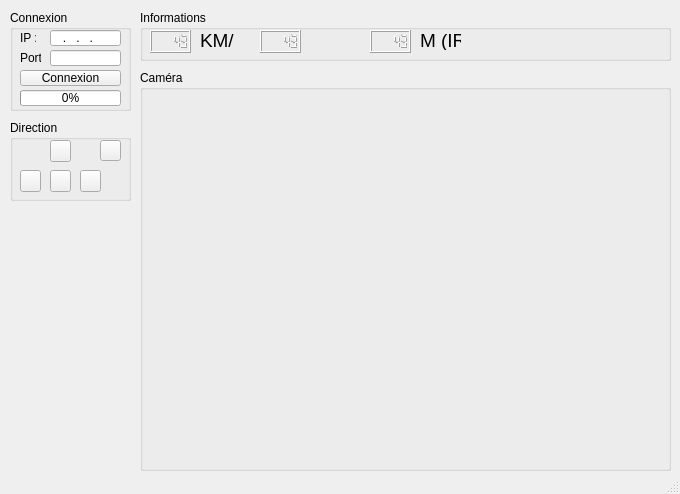
Before: the Qt Designer form wifibot/mainwindow.ui in nathhdt/wifibot, drawn with Qt 5.
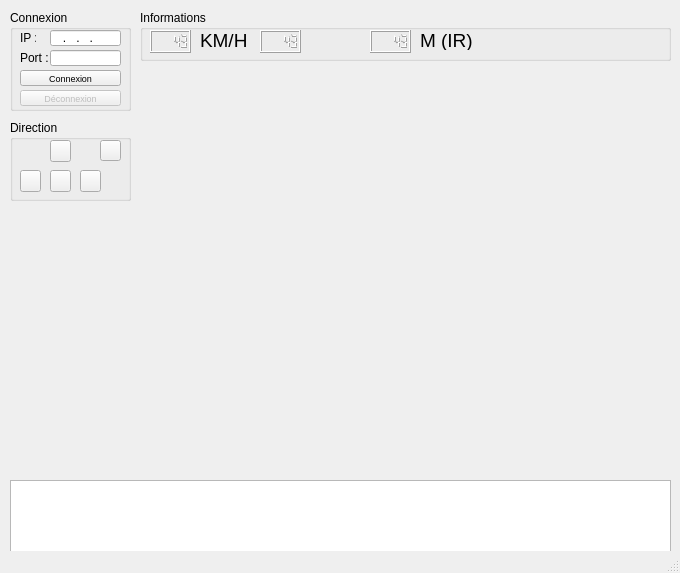
After: the same form once the commit is applied. Icons and pictures are not drawn.

Commit message:
Connexion/déconnexion ok & caméra ok
On peut se connecter/déconnecter au robot et avoir un aperçu de la caméra, quelques bugs sur le WebView à corriger

Diff of the .ui file:
```diff
--- a/wifibot/mainwindow.ui
+++ b/wifibot/mainwindow.ui
@@ -7,9 +7,15 @@
     <x>0</x>
     <y>0</y>
     <width>680</width>
-    <height>494</height>
+    <height>573</height>
    </rect>
   </property>
+  <property name="sizePolicy">
+   <sizepolicy hsizetype="Fixed" vsizetype="Fixed">
+    <horstretch>0</horstretch>
+    <verstretch>0</verstretch>
+   </sizepolicy>
+  </property>
   <property name="windowTitle">
    <string>WifiBot - Main</string>
   </property>
@@ -56,25 +62,12 @@
       <string>000.000.000.000</string>
      </property>
     </widget>
-    <widget class="QProgressBar" name="progressBar">
-     <property name="geometry">
-      <rect>
-       <x>10</x>
-       <y>80</y>
-       <width>101</width>
-       <height>16</height>
-      </rect>
-     </property>
-     <property name="value">
-      <number>0</number>
-     </property>
-    </widget>
     <widget class="QLabel" name="label_IP_2">
      <property name="geometry">
       <rect>
        <x>10</x>
        <y>40</y>
-       <width>21</width>
+       <width>31</width>
        <height>16</height>
       </rect>
      </property>
@@ -107,10 +100,36 @@
        <height>16</height>
       </rect>
      </property>
+     <property name="font">
+      <font>
+       <pointsize>7</pointsize>
+      </font>
+     </property>
      <property name="text">
       <string>Connexion</string>
      </property>
     </widget>
+    <widget class="QPushButton" name="pushButton_Deconnexion">
+     <property name="enabled">
+      <bool>false</bool>
+     </property>
+     <property name="geometry">
+      <rect>
+       <x>10</x>
+       <y>80</y>
+       <width>101</width>
+       <height>16</height>
+      </rect>
+     </property>
+     <property name="font">
+      <font>
+       <pointsize>7</pointsize>
+      </font>
+     </property>
+     <property name="text">
+      <string>Déconnexion</string>
+     </property>
+    </widget>
    </widget>
    <widget class="QGroupBox" name="groupBox_Direction">
     <property name="geometry">
@@ -240,7 +259,7 @@
       <rect>
        <x>60</x>
        <y>20</y>
-       <width>35</width>
+       <width>51</width>
        <height>20</height>
       </rect>
      </property>
@@ -311,7 +330,7 @@
       <rect>
        <x>280</x>
        <y>20</y>
-       <width>41</width>
+       <width>71</width>
        <height>20</height>
       </rect>
      </property>
@@ -325,7 +344,7 @@
      </property>
     </widget>
    </widget>
-   <widget class="QGroupBox" name="groupBox_Camera">
+   <widget class="QWidget" name="gridLayoutWidget">
     <property name="geometry">
      <rect>
       <x>140</x>
@@ -334,8 +353,22 @@
       <height>401</height>
      </rect>
     </property>
-    <property name="title">
-     <string>Caméra</string>
+    <layout class="QGridLayout" name="gridLayout"/>
+   </widget>
+   <widget class="QPlainTextEdit" name="plainTextEdit_console">
+    <property name="geometry">
+     <rect>
+      <x>10</x>
+      <y>480</y>
+      <width>661</width>
+      <height>81</height>
+     </rect>
+    </property>
+    <property name="readOnly">
+     <bool>true</bool>
+    </property>
+    <property name="backgroundVisible">
+     <bool>false</bool>
     </property>
    </widget>
   </widget>
```
The commit also changes 5 other files.
